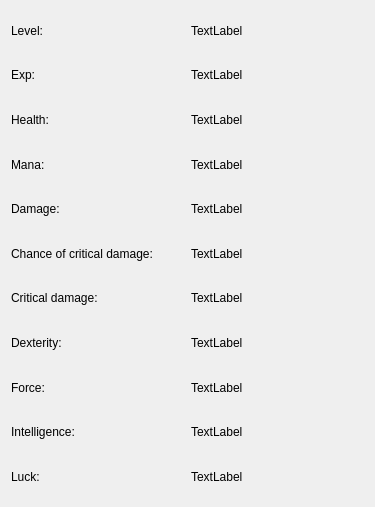
Observersss/Silently, file Silently/src/MoreCharacteristics/morecharacteristics.ui: the form before one commit.
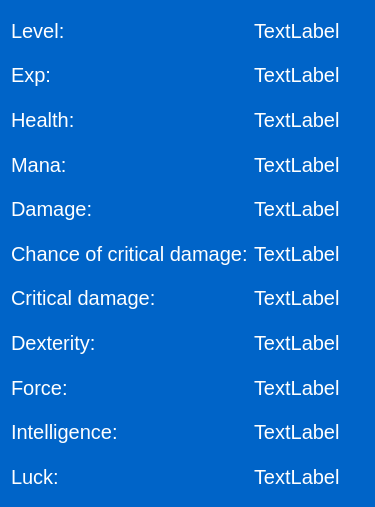
The form after the commit.

Commit message: update ui in mainwindow inventorywindow addquest morecharacteristics showinfoquest

Diff of the .ui file:
```diff
--- a/Silently/src/MoreCharacteristics/morecharacteristics.ui
+++ b/Silently/src/MoreCharacteristics/morecharacteristics.ui
@@ -10,12 +10,27 @@
     <height>507</height>
    </rect>
   </property>
+  <property name="font">
+   <font>
+    <pointsize>16</pointsize>
+   </font>
+  </property>
   <property name="windowTitle">
    <string>Dialog</string>
   </property>
+  <property name="styleSheet">
+   <string notr="true">border-radius:12px;
+color:white;
+background-color:rgb(0, 100, 200);</string>
+  </property>
   <layout class="QGridLayout" name="gridLayout">
    <item row="8" column="0">
     <widget class="QLabel" name="Force">
+     <property name="font">
+      <font>
+       <pointsize>15</pointsize>
+      </font>
+     </property>
      <property name="text">
       <string>Force:</string>
      </property>
@@ -23,6 +38,11 @@
    </item>
    <item row="9" column="0">
     <widget class="QLabel" name="Intelligence">
+     <property name="font">
+      <font>
+       <pointsize>15</pointsize>
+      </font>
+     </property>
      <property name="text">
       <string>Intelligence:</string>
      </property>
@@ -30,6 +50,11 @@
    </item>
    <item row="0" column="0">
     <widget class="QLabel" name="Level">
+     <property name="font">
+      <font>
+       <pointsize>15</pointsize>
+      </font>
+     </property>
      <property name="text">
       <string>Level:</string>
      </property>
@@ -37,6 +62,11 @@
    </item>
    <item row="7" column="0">
     <widget class="QLabel" name="Dexterity">
+     <property name="font">
+      <font>
+       <pointsize>15</pointsize>
+      </font>
+     </property>
      <property name="text">
       <string>Dexterity:</string>
      </property>
@@ -44,6 +74,11 @@
    </item>
    <item row="3" column="0">
     <widget class="QLabel" name="Mana">
+     <property name="font">
+      <font>
+       <pointsize>15</pointsize>
+      </font>
+     </property>
      <property name="text">
       <string>Mana:</string>
      </property>
@@ -51,6 +86,11 @@
    </item>
    <item row="6" column="0">
     <widget class="QLabel" name="CriticalDamage">
+     <property name="font">
+      <font>
+       <pointsize>15</pointsize>
+      </font>
+     </property>
      <property name="text">
       <string>Critical damage:</string>
      </property>
@@ -58,6 +98,11 @@
    </item>
    <item row="10" column="0">
     <widget class="QLabel" name="Luck">
+     <property name="font">
+      <font>
+       <pointsize>15</pointsize>
+      </font>
+     </property>
      <property name="text">
       <string>Luck:</string>
      </property>
@@ -65,6 +110,11 @@
    </item>
    <item row="2" column="0">
     <widget class="QLabel" name="Health">
+     <property name="font">
+      <font>
+       <pointsize>15</pointsize>
+      </font>
+     </property>
      <property name="text">
       <string>Health:</string>
      </property>
@@ -72,6 +122,11 @@
    </item>
    <item row="1" column="0">
     <widget class="QLabel" name="Exp">
+     <property name="font">
+      <font>
+       <pointsize>15</pointsize>
+      </font>
+     </property>
      <property name="text">
       <string>Exp:</string>
      </property>
@@ -79,6 +134,11 @@
    </item>
    <item row="5" column="0">
     <widget class="QLabel" name="ChanceOfCriticalDamage">
+     <property name="font">
+      <font>
+       <pointsize>15</pointsize>
+      </font>
+     </property>
      <property name="text">
       <string>Chance of critical damage:</string>
      </property>
@@ -86,6 +146,11 @@
    </item>
    <item row="4" column="0">
     <widget class="QLabel" name="Damage">
+     <property name="font">
+      <font>
+       <pointsize>15</pointsize>
+      </font>
+     </property>
      <property name="text">
       <string>Damage:</string>
      </property>
@@ -93,6 +158,11 @@
    </item>
    <item row="0" column="1">
     <widget class="QLabel" name="LevelLabel">
+     <property name="font">
+      <font>
+       <pointsize>15</pointsize>
+      </font>
+     </property>
      <property name="text">
       <string>TextLabel</string>
      </property>
@@ -100,6 +170,11 @@
    </item>
    <item row="1" column="1">
     <widget class="QLabel" name="ExperienceLabel">
+     <property name="font">
+      <font>
+       <pointsize>15</pointsize>
+      </font>
+     </property>
      <property name="text">
       <string>TextLabel</string>
      </property>
@@ -107,6 +182,11 @@
    </item>
    <item row="2" column="1">
     <widget class="QLabel" name="HealthLabel">
+     <property name="font">
+      <font>
+       <pointsize>15</pointsize>
+      </font>
+     </property>
      <property name="text">
       <string>TextLabel</string>
      </property>
@@ -114,6 +194,11 @@
    </item>
    <item row="3" column="1">
     <widget class="QLabel" name="ManaLabel">
+     <property name="font">
+      <font>
+       <pointsize>15</pointsize>
+      </font>
+     </property>
      <property name="text">
       <string>TextLabel</string>
      </property>
@@ -121,6 +206,11 @@
    </item>
    <item row="4" column="1">
     <widget class="QLabel" name="DamgeLabel">
+     <property name="font">
+      <font>
+       <pointsize>15</pointsize>
+      </font>
+     </property>
      <property name="text">
       <string>TextLabel</string>
      </property>
@@ -128,6 +218,11 @@
    </item>
    <item row="5" column="1">
     <widget class="QLabel" name="ChanceLabel">
+     <property name="font">
+      <font>
+       <pointsize>15</pointsize>
+      </font>
+     </property>
      <property name="text">
       <string>TextLabel</string>
      </property>
@@ -135,6 +230,11 @@
    </item>
    <item row="6" column="1">
     <widget class="QLabel" name="CriticalLabel">
+     <property name="font">
+      <font>
+       <pointsize>15</pointsize>
+      </font>
+     </property>
      <property name="text">
       <string>TextLabel</string>
      </property>
@@ -142,6 +242,11 @@
    </item>
    <item row="7" column="1">
     <widget class="QLabel" name="DexterityLabel">
+     <property name="font">
+      <font>
+       <pointsize>15</pointsize>
+      </font>
+     </property>
      <property name="text">
       <string>TextLabel</string>
      </property>
@@ -149,6 +254,11 @@
    </item>
    <item row="8" column="1">
     <widget class="QLabel" name="ForceLabel">
+     <property name="font">
+      <font>
+       <pointsize>15</pointsize>
+      </font>
+     </property>
      <property name="text">
       <string>TextLabel</string>
      </property>
@@ -156,6 +266,11 @@
    </item>
    <item row="9" column="1">
     <widget class="QLabel" name="IntelligenceLabel">
+     <property name="font">
+      <font>
+       <pointsize>15</pointsize>
+      </font>
+     </property>
      <property name="text">
       <string>TextLabel</string>
      </property>
@@ -163,6 +278,11 @@
    </item>
    <item row="10" column="1">
     <widget class="QLabel" name="LucklLabel">
+     <property name="font">
+      <font>
+       <pointsize>15</pointsize>
+      </font>
+     </property>
      <property name="text">
       <string>TextLabel</string>
      </property>
```
The commit also changes 92 other files.
